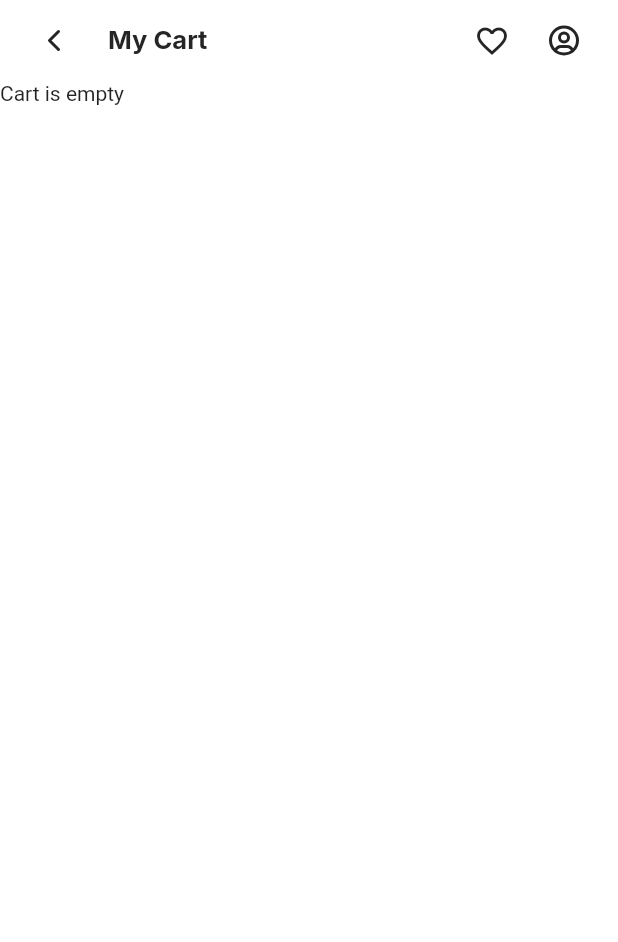
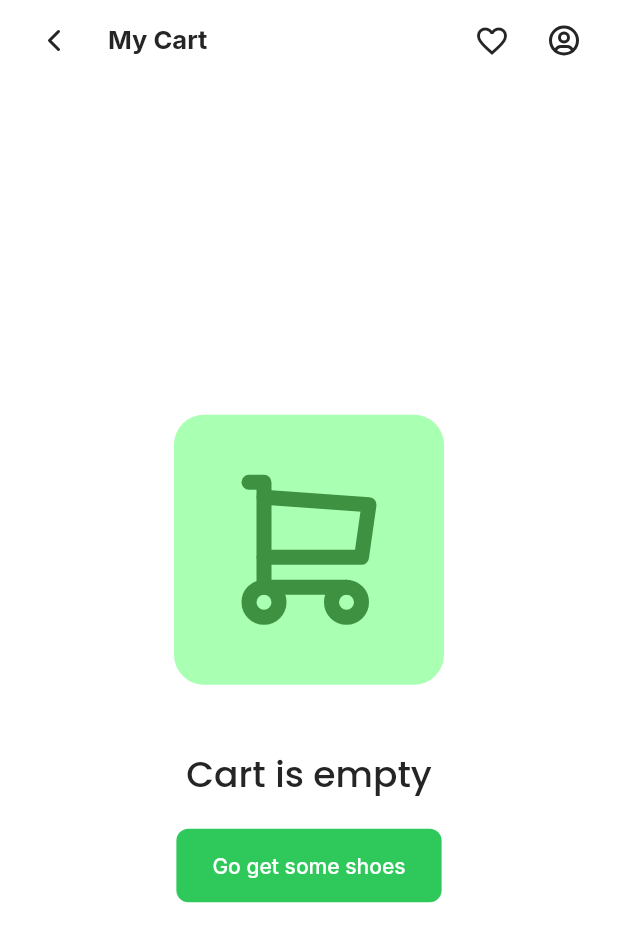
Before and after one commit to whoisgalih/MotionHack_5_shoes-by-us, a Flutter app: the CartPage screen opened by its route, on a phone screen of 412 x 824 dp. Shown: the top 942 px of the screen. Run offline on Flutter 3.47's test engine with Material 2 defaults, Android fonts, the phone set to English and light mode, and no system bars; our stand-ins replace flutter_svg, flutter_tabler_icons, google_fonts; missing offline and left inert: dart:ffi; project files that could hold a hidden picture were left out.

Commit message:
memperbaiki card page dan cart page

```diff
--- a/lib/pages/cart/card_page.dart
+++ b/lib/pages/cart/card_page.dart
@@ -122,8 +122,9 @@ class _CardPageState extends State<CardPage> {
                               padding:
                                   const EdgeInsets.only(left: 32, right: 24),
                               child: isButtonEnabled
-                                  ? SvgPicture.asset(
-                                      "assets/icons/credit-card 3.svg",
+                                  ? Image(
+                                      image: AssetImage(
+                                          "assets/icons/credit-card 3.png"),
                                       height: 24,
                                       width: 24,
                                     )
--- a/lib/pages/cart/cart_page.dart
+++ b/lib/pages/cart/cart_page.dart
@@ -54,8 +54,52 @@ class _CartPageState extends State<CartPage> {
             //   height: 32,
             // ),
             Consumer<ShoesProvider>(builder: (context, cart, child) {
-              if (cart.shoes.isEmpty)
-                return SizedBox(child: Text("Cart is empty"));
+              if (cart.shoes.isEmpty) {
+                return Expanded(
+                  child: SizedBox(
+                    width: double.infinity,
+                    height: double.infinity,
+                    child: Column(
+                      mainAxisAlignment: MainAxisAlignment.center,
+                      children: [
+                        Container(
+                            padding: EdgeInsets.all(30),
+                            child: Icon(
+                              TablerIcons.shopping_cart,
+                              size: 120,
+                              color: green2,
+                            ),
+                            decoration: BoxDecoration(
+                              borderRadius: BorderRadius.circular(20),
+                              color: green1,
+                            )),
+                        SizedBox(height: 42),
+                        Text("Cart is empty", style: headline5),
+                        SizedBox(height: 18),
+                        ElevatedButton(
+                          onPressed: () {
+                            Navigator.of(context).pushNamedAndRemoveUntil(
+                                "/home", (route) => false);
+                          },
+                          child: Text(
+                            "Go get some shoes",
+                            style: button.copyWith(color: neutralWhite),
+                          ),
+                          style: ElevatedButton.styleFrom(
+                              primary: primary50,
+                              elevation: 0,
+                              padding: const EdgeInsets.symmetric(
+                                  vertical: 16, horizontal: 24),
+                              shape: const RoundedRectangleBorder(
+                                borderRadius:
+                                    BorderRadius.all(Radius.circular(8)),
+                              )),
+                        ),
+                      ],
+                    ),
+                  ),
+                );
+              }
 
               num subtotal = cart.totalPrice;
               return Consumer<PromoProvider>(builder: (context, promo, child) {
```
